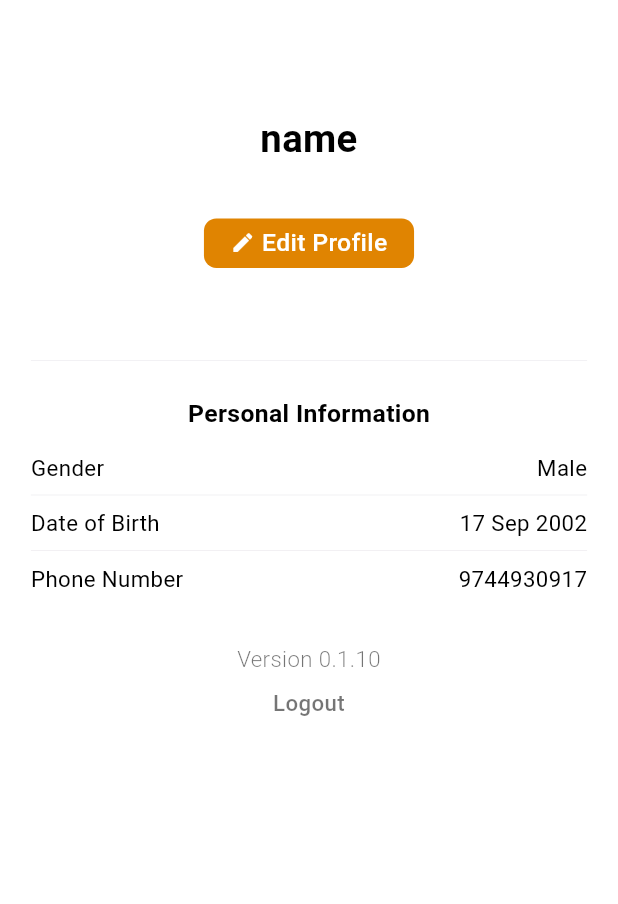
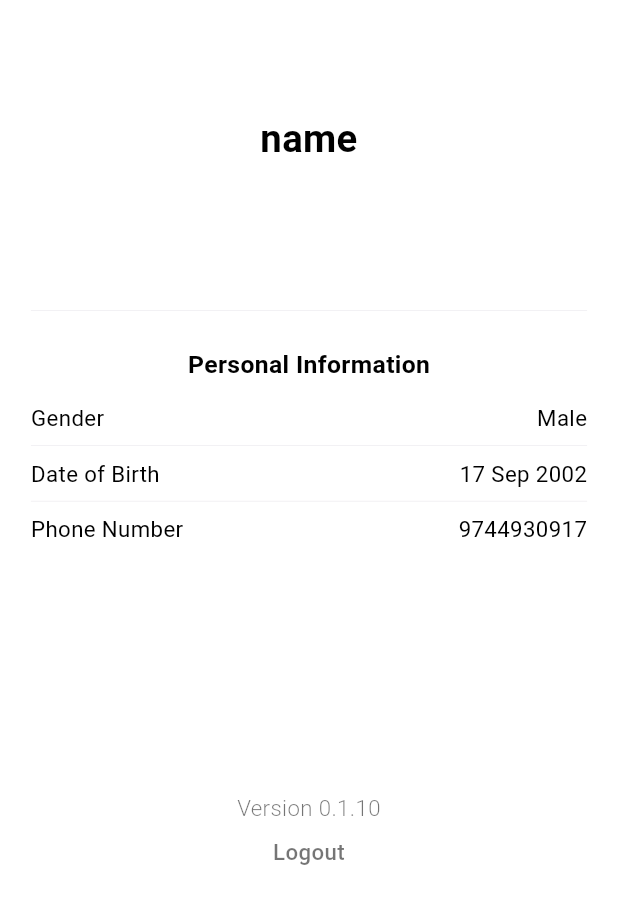
Before and after one commit to rahulrgz/hypnohand, a Flutter app: the ProfileScreen screen opened directly, on a phone screen of 412 x 824 dp. Shown: the top 904 px of the screen. Run offline on Flutter 3.47's test engine with Material 3 defaults, Android fonts, the phone set to English and light mode, and no system bars; our stand-ins replace cached_network_image, carousel_slider, cloud_firestore, easy_splash_screen, firebase_auth, firebase_core and 12 more; missing offline and left inert: date_time_format, flexivideoplayer, razorpay_flutter; accounts and stored records are empty; project files that could hold a hidden picture were left out.

Commit message:
all pages

```diff
--- a/lib/feature/Saved_course/Saved_course.dart
+++ b/lib/feature/Saved_course/Saved_course.dart
@@ -159,7 +159,7 @@ class _SavedCourseState extends State<SavedCourse> {
                                           ),
                                         ),
                                         // Icon(
-                                        //   CupertinoIcons.bookmark_fill,
+                                        //   Cuper tinoIcons.bookmark_fill,
                                         //   size: h * 0.025,
                                         // )
                                       ],
--- a/lib/feature/auth/login/repository/auth_repository.dart
+++ b/lib/feature/auth/login/repository/auth_repository.dart
@@ -179,13 +179,15 @@ class AuthRepository {
     if (snapshot.exists) {
       final data = UserModel.fromJson(snapshot.data()!);
       userModel = data;
+      print("getUserSuccess");
+      print(userModel?.name??'userModel.name is null');
       return data;
     }
     return null;
   }
 
   void logOut({required BuildContext context}) async {
-    await _firestore.collection('sessions').doc(userModel!.id).delete();
+    // await _firestore.collection('sessions').doc(userModel!.id).delete();
     await _googleSignIn.signOut();
     await _firebaseAuth.signOut();
     Navigator.of(context).pushAndRemoveUntil(
--- a/lib/feature/profile/screen/profile_screen.dart
+++ b/lib/feature/profile/screen/profile_screen.dart
@@ -58,32 +58,32 @@ class _ProfileScreenState extends ConsumerState<ProfileScreen> {
                             fontWeight: FontWeight.w400),
                       ),
                       SizedBox(height: h * 0.02),
-                      Container(
-                        height: h * 0.04,
-                        width: w * 0.34,
-                        decoration: BoxDecoration(
-                          color: Palette.secondaryColor,
-                          borderRadius: BorderRadius.circular(w * 0.02),
-                        ),
-                        child: Row(
-                          mainAxisAlignment: MainAxisAlignment.center,
-                          children: [
-                            Icon(
-                              Icons.edit,
-                              color: Colors.white,
-                              size: h * 0.02,
-                            ),
-                            Text(
-                              " Edit Profile",
-                              textAlign: TextAlign.center,
-                              style: TextStyle(
-                                  color: Palette.whiteColor,
-                                  fontSize: h * 0.02,
-                                  fontWeight: FontWeight.w500),
-                            ),
-                          ],
-                        ),
-                      ),
+                      // Container(
+                      //   height: h * 0.04,
+                      //   width: w * 0.34,
+                      //   decoration: BoxDecoration(
+                      //     color: Palette.secondaryColor,
+                      //     borderRadius: BorderRadius.circular(w * 0.02),
+                      //   ),
+                      //   child: Row(
+                      //     mainAxisAlignment: MainAxisAlignment.center,
+                      //     children: [
+                      //       Icon(
+                      //         Icons.edit,
+                      //         color: Colors.white,
+                      //         size: h * 0.02,
+                      //       ),
+                      //       Text(
+                      //         " Edit Profile",
+                      //         textAlign: TextAlign.center,
+                      //         style: TextStyle(
+                      //             color: Palette.whiteColor,
+                      //             fontSize: h * 0.02,
+                      //             fontWeight: FontWeight.w500),
+                      //       ),
+                      //     ],
+                      //   ),
+                      // ),
                       SizedBox(height: h * 0.02),
                     ],
                   ),
@@ -205,7 +205,7 @@ class _ProfileScreenState extends ConsumerState<ProfileScreen> {
                     ),
                   ],
                 ),
-                SizedBox(height: h * 0.04),
+                SizedBox(height: h * 0.20),
                 Center(
                   child: Text(
                     "Version 0.1.10",
```
